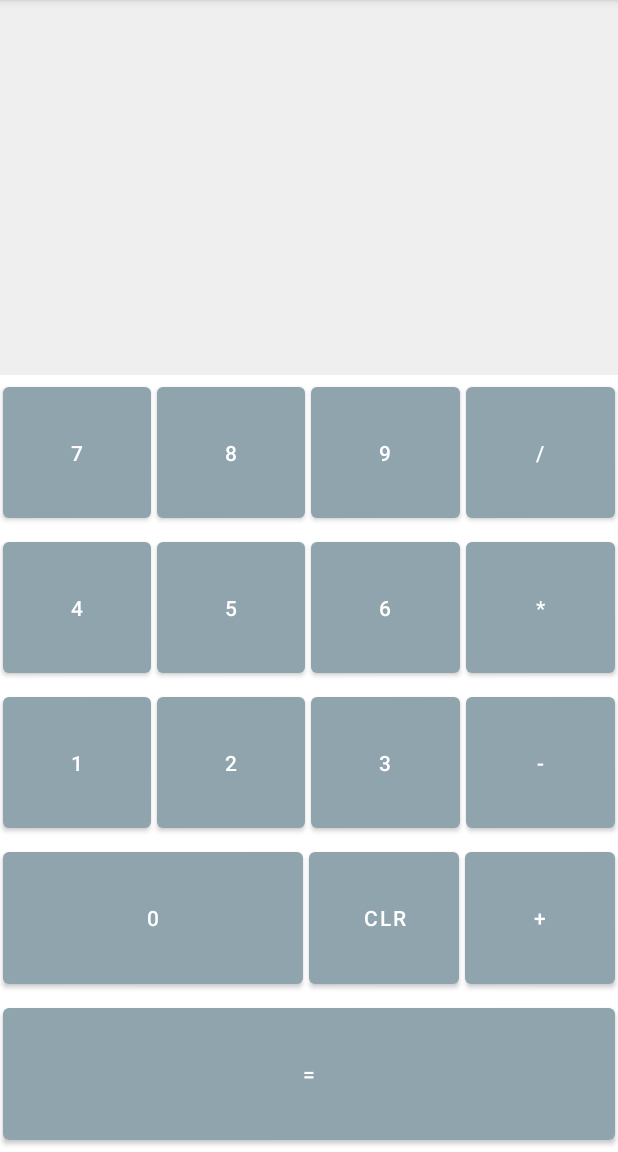
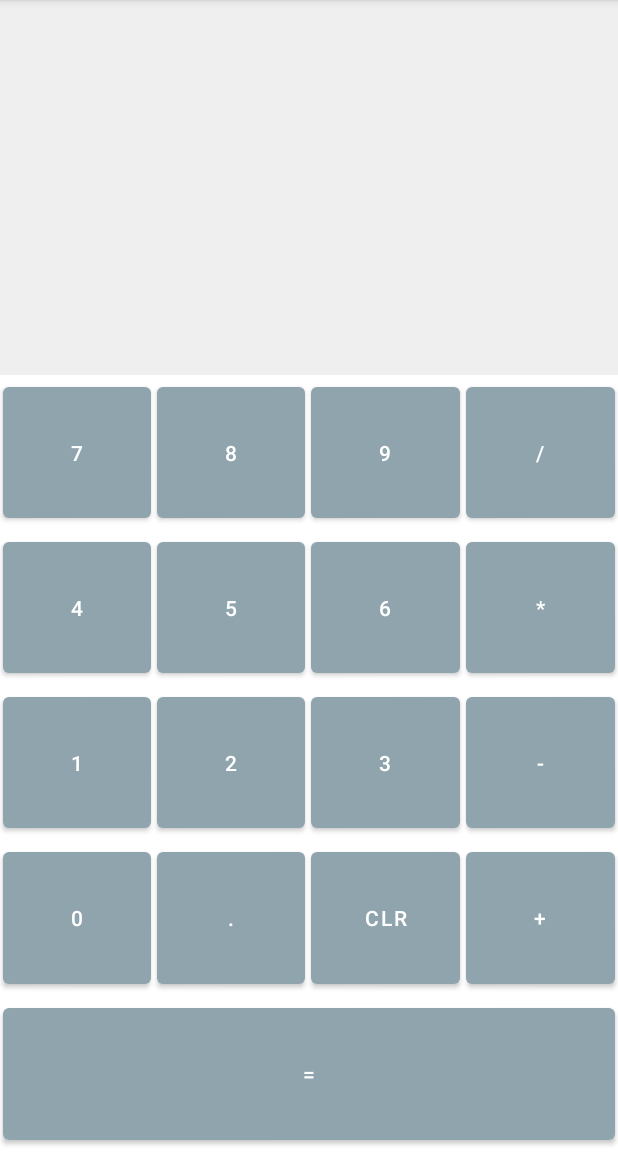
Before and after one commit to zinhyeok/Mycalc, an Android app: the screen it shows after launch (MainActivity), on a phone screen of 412 x 824 dp, the part 84-1236 px from its top. Run offline under Robolectric (Android 15) with nearby library versions, the phone set to English and light mode, and no system bars.

```diff
--- a/app/src/main/res/layout/activity_main.xml
+++ b/app/src/main/res/layout/activity_main.xml
@@ -55,7 +55,7 @@
         android:layout_height="match_parent"
         android:layout_weight = "1"
         android:layout_margin="2dp"
-        android:onClick="onDigit"
+        android:onClick="onOperator"
         android:text="@string/divide"
         />
     </LinearLayout>
@@ -98,7 +98,7 @@
             android:layout_height="match_parent"
             android:layout_weight = "1"
             android:layout_margin="2dp"
-            android:onClick="onDigit"
+            android:onClick="onOperator"
             android:text="@string/_Multiply"
             />
     </LinearLayout>
@@ -141,7 +141,7 @@
             android:layout_height="match_parent"
             android:layout_weight = "1"
             android:layout_margin="2dp"
-            android:onClick="onDigit"
+            android:onClick="onOperator"
             android:text="@string/Subtract"
             />
     </LinearLayout>
@@ -155,12 +155,20 @@
             android:id="@+id/btnZero"
             android:layout_width="0dp"
             android:layout_height="match_parent"
-            android:layout_weight = "2"
+            android:layout_weight = "1"
             android:layout_margin="2dp"
             android:onClick="onDigit"
             android:text="@string/_0"
             />
-
+        <Button
+            android:id="@+id/btnDot"
+            android:layout_width="0dp"
+            android:layout_height="match_parent"
+            android:layout_weight = "1"
+            android:layout_margin="2dp"
+            android:onClick="onDecimalPoint"
+            android:text="@string/_dot"
+            />
         <Button
             android:id="@+id/btnClear"
             android:layout_width="0dp"
@@ -176,7 +184,7 @@
             android:layout_height="match_parent"
             android:layout_weight = "1"
             android:layout_margin="2dp"
-            android:onClick="onDigit"
+            android:onClick="onOperator"
             android:text="@string/plus"
             />
     </LinearLayout>
--- a/app/src/main/res/values/strings.xml
+++ b/app/src/main/res/values/strings.xml
@@ -16,4 +16,5 @@
     <string name="_0">0</string>
     <string name="clr">CLR</string>
     <string name="plus">+</string>
+    <string name="_dot">.</string>
 </resources>
```
Also changed, not shown: app/src/main/java/com/example/calculator/MainActivity.kt (+30 -0 lines).
